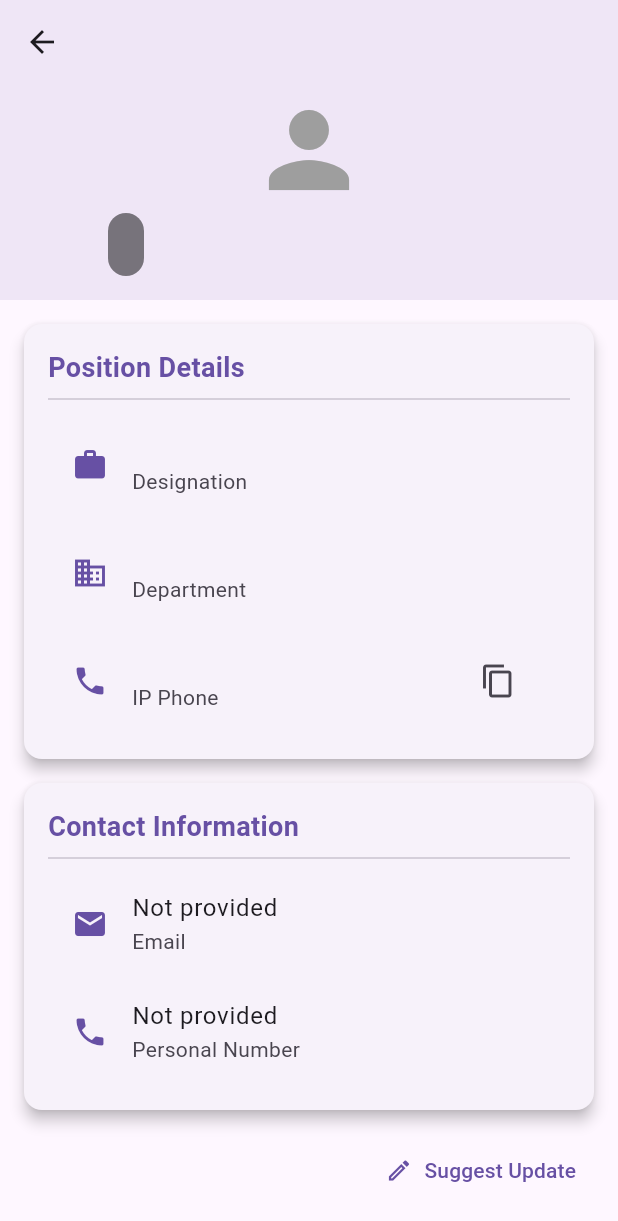
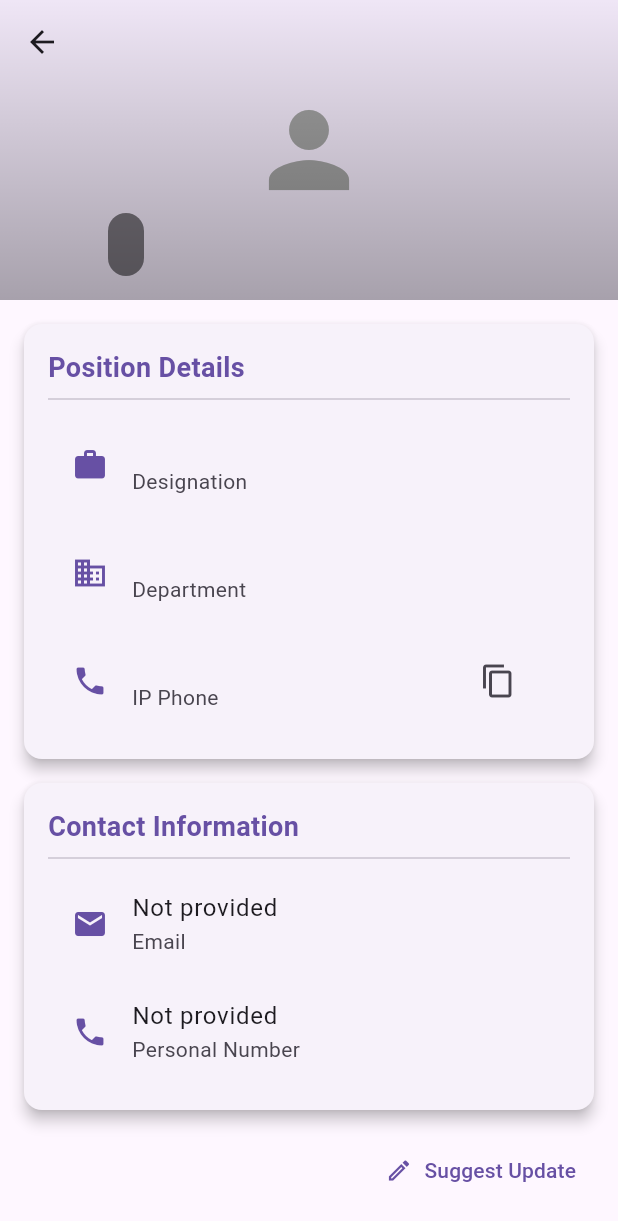
Before and after one commit to Mamuntheprogrammer/apl_contact, a Flutter app: the DetailScreen screen opened directly with empty values, on a phone screen of 412 x 824 dp. Shown: the top 1221 px of the screen. Run offline on Flutter 3.47's test engine with Material 3 defaults, Android fonts, the phone set to English and light mode, and no system bars; network calls fail.

Commit message:
loader updated

```diff
--- a/apl_connect/lib/screens/detail_screen.dart
+++ b/apl_connect/lib/screens/detail_screen.dart
@@ -28,26 +28,22 @@ class DetailScreen extends StatelessWidget {
                   style: const TextStyle(color: Colors.white, fontSize: 16),
                 ),
               ),
-              background:
+              background: Stack(
+                children: [
+                  // Image or placeholder
                   contact.profileImage.isNotEmpty
-                      ? Stack(
-                        children: [
-                          Image.network(
+                      ? Image.network(
                         contact.profileImage,
                         fit: BoxFit.cover,
+                        width: double.infinity,
+                        height: double.infinity,
                         errorBuilder: (context, error, stackTrace) {
-                              return Container(
-                                color: Theme.of(
-                                  context,
-                                ).primaryColor.withOpacity(0.1),
-                                child: const Icon(
-                                  Icons.person,
-                                  size: 80,
-                                  color: Colors.grey,
-                                ),
-                              );
+                          return _buildPlaceholder(context);
                         },
-                          ),
+                      )
+                      : _buildPlaceholder(context),
+
+                  // Gradient overlay
                   Container(
                     decoration: BoxDecoration(
                       gradient: LinearGradient(
@@ -61,17 +57,10 @@ class DetailScreen extends StatelessWidget {
                     ),
                   ),
                 ],
-                      )
-                      : Container(
-                        color: Theme.of(context).primaryColor.withOpacity(0.1),
-                        child: const Icon(
-                          Icons.person,
-                          size: 80,
-                          color: Colors.grey,
               ),
             ),
           ),
-          ),
+          // Rest of the SliverToBoxAdapter content remains the same...
           SliverToBoxAdapter(
             child: Padding(
               padding: const EdgeInsets.all(16),
@@ -264,4 +253,13 @@ class DetailScreen extends StatelessWidget {
       ),
     );
   }
+
+  Widget _buildPlaceholder(BuildContext context) {
+    return Container(
+      color: Theme.of(context).primaryColor.withOpacity(0.1),
+      width: double.infinity,
+      height: double.infinity,
+      child: const Icon(Icons.person, size: 80, color: Colors.grey),
+    );
   }
+}
--- a/contact.json
+++ b/contact.json
@@ -5,14 +5,14 @@
       "department": "IT",
       "name": "Md Abdullah Al Mamun",
       "designation": "Software Engineer",
-      "ip": "192.168.0.101",
+      "ip": "7777",
       "personal_number": "+8801722000001",
       "profile_image": "https://avatars.githubusercontent.com/u/31828096?v=4",
       "email": "mamun@example.com",
       "isactive": true
     },
     {
-      "id": 2,
+      "id": 1,
       "department": "HR",
       "name": "Faria Rahman",
       "designation": "HR Manager",
@@ -27,7 +27,7 @@
       "department": "Sales",
       "name": "Tanvir Hossain",
       "designation": "Sales Executive",
-      "ip": "192.168.0.103",
+      "ip": "7777",
       "personal_number": "+8801722000003",
       "profile_image": "https://picsum.photos/200/300",
       "email": "tanvir@example.com",
```
Lines whose indentation alone changed are shown as unchanged.
